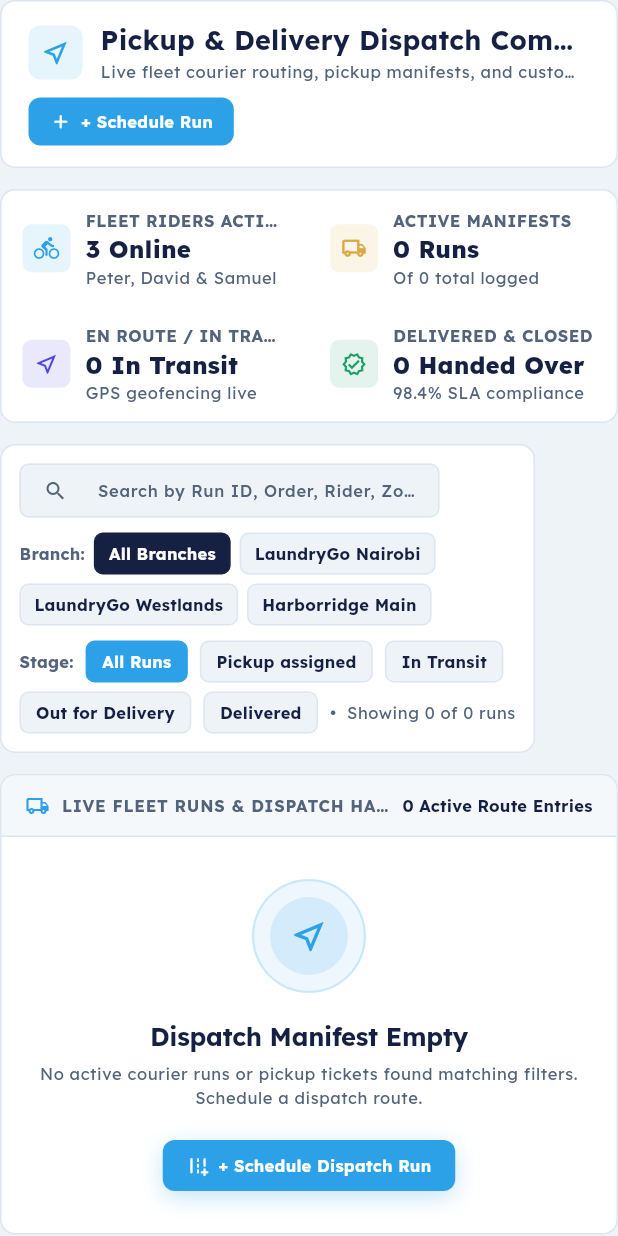
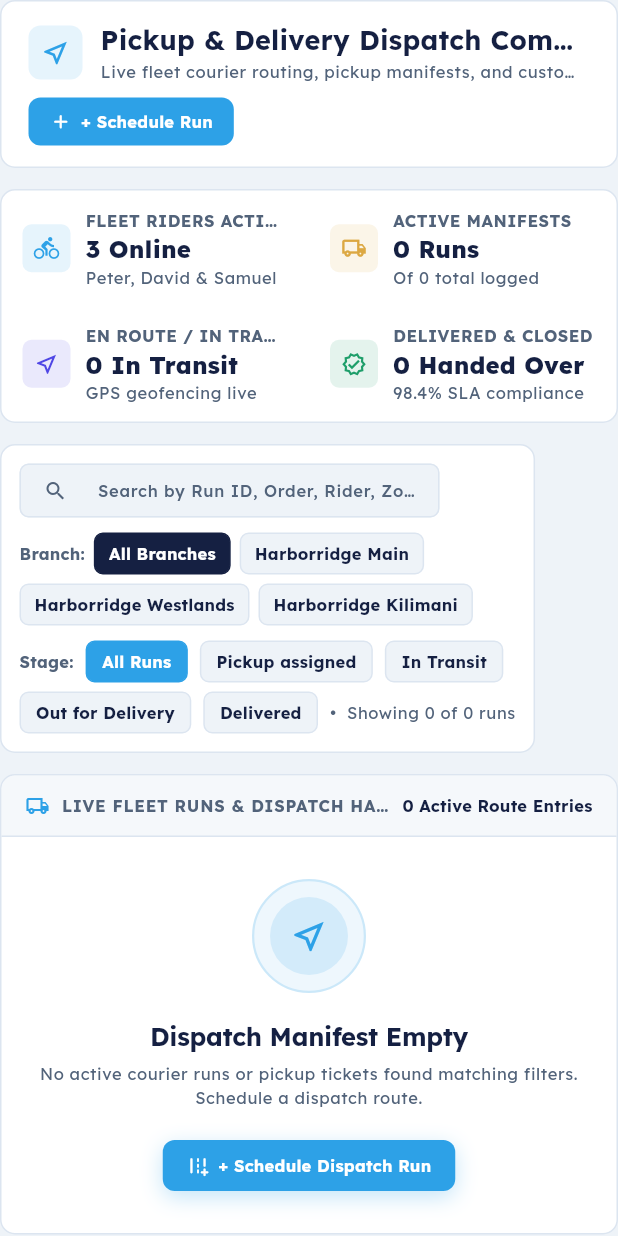
Before and after one commit to mutugileo/Harborridge-Laundry, a Flutter app: the DispatchView widget shown alone on an empty page, opened directly, on a phone screen of 412 x 824 dp. Run offline on Flutter 3.47's test engine with Material 3 defaults, Android fonts, the phone set to English and light mode, and no system bars; our stand-ins replace flutter_riverpod, google_fonts, image_picker, supabase_flutter; accounts and stored records are empty.

Commit message:
fix(rebranding): remove LaundryGo Nairobi and all legacy brand remnants, unify on Harborridge branches

```diff
--- a/lib/features/dispatch/presentation/dispatch_view.dart
+++ b/lib/features/dispatch/presentation/dispatch_view.dart
@@ -75,9 +75,9 @@ class _DispatchViewState extends ConsumerState<DispatchView> {
 
   static const List<String> _branches = [
     'All Branches',
-    'LaundryGo Nairobi',
-    'LaundryGo Westlands',
     'Harborridge Main',
+    'Harborridge Westlands',
+    'Harborridge Kilimani',
   ];
 
   String _selectedStageFilter = 'All Runs';
@@ -86,7 +86,7 @@ class _DispatchViewState extends ConsumerState<DispatchView> {
   String? _feedbackBanner;
   bool _showSchedulePanel = false;
   String _newRunRider = 'Unassigned';
-  String _newRunBranch = 'LaundryGo Nairobi';
+  String _newRunBranch = 'Harborridge Main';
 
   late final TextEditingController _orderIdController;
   late final TextEditingController _customerController;
@@ -758,9 +758,9 @@ class _DispatchViewState extends ConsumerState<DispatchView> {
                     ),
                     items:
                         const [
-                              'LaundryGo Nairobi',
-                              'LaundryGo Westlands',
                               'Harborridge Main',
+                              'Harborridge Westlands',
+                              'Harborridge Kilimani',
                             ]
                             .map(
                               (b) => DropdownMenuItem(value: b, child: Text(b)),
--- a/lib/features/orders/data/orders_repository.dart
+++ b/lib/features/orders/data/orders_repository.dart
@@ -50,7 +50,7 @@ class MockOrdersRepository implements OrdersRepository {
       customerPhone: '+254 712 345 678',
       assignedStaff: 'Clara M.',
       primaryService: 'Wash & Fold',
-      vendorBranch: 'LaundryGo Nairobi',
+      vendorBranch: 'Harborridge Main',
       displayAmount: 'KES 1,500',
       paymentStatusLabel: 'Paid',
       processingStageLabel: 'Washing',
@@ -302,7 +302,7 @@ class MockOrdersRepository implements OrdersRepository {
       customerPhone: '+254 790 619 773',
       assignedStaff: 'Elena K.',
       primaryService: 'Wash & Iron',
-      vendorBranch: 'LaundryGo Nairobi',
+      vendorBranch: 'Harborridge Main',
       displayAmount: 'KES 1,950',
       paymentStatusLabel: 'Paid',
       processingStageLabel: 'Completed',
--- a/lib/features/orders/domain/order_detail.dart
+++ b/lib/features/orders/domain/order_detail.dart
@@ -48,7 +48,7 @@ class OrderDetail {
     this.customerPhone = '+254 712 345 678',
     this.assignedStaff = 'Clara M.',
     this.primaryService = 'Wash & Fold',
-    this.vendorBranch = 'LaundryGo Nairobi',
+    this.vendorBranch = 'Harborridge Main',
     this.displayAmount = 'KES 1,500',
     this.paymentStatusLabel = 'Paid',
     this.processingStageLabel = 'Washing',
--- a/lib/features/orders/presentation/orders_page_view.dart
+++ b/lib/features/orders/presentation/orders_page_view.dart
@@ -360,12 +360,9 @@ class OrdersPageView extends StatelessWidget {
               items: [
                 const DropdownMenuItem(value: null, child: Text('Vendor: All')),
                 for (final v in {
-                  'LaundryGo Nairobi',
                   'Harborridge Main',
-                  'LaundryGo Westlands',
-                  'LaundryGo Kilimani',
+                  'Harborridge Westlands',
                   'Harborridge Kilimani',
-                  'Harborridge Westlands',
                   'Ridge Eco-Cleaners',
                   if (state.vendorFilter != null) state.vendorFilter!,
                 })
--- a/lib/features/reports/presentation/reports_view.dart
+++ b/lib/features/reports/presentation/reports_view.dart
@@ -33,9 +33,8 @@ class _ReportsViewState extends ConsumerState<ReportsView> {
   static const List<String> _branches = [
     'All Branches',
     'Harborridge Main',
-    'LaundryGo Nairobi',
-    'LaundryGo Westlands',
-    'LaundryGo Kilimani',
+    'Harborridge Westlands',
+    'Harborridge Kilimani',
   ];
 
   @override
--- a/lib/features/services/presentation/admin_services_catalog_view.dart
+++ b/lib/features/services/presentation/admin_services_catalog_view.dart
@@ -83,9 +83,8 @@ class _AdminServicesCatalogViewState
   static const List<String> _branches = [
     'Harbor Ridge • Getathuru Road',
     'Harborridge Main',
-    'LaundryGo Nairobi',
-    'LaundryGo Westlands',
-    'LaundryGo Kilimani',
+    'Harborridge Westlands',
+    'Harborridge Kilimani',
   ];
 
   static const List<String> _deliveryMethods = [
--- a/lib/features/settlements/presentation/settlements_view.dart
+++ b/lib/features/settlements/presentation/settlements_view.dart
@@ -113,7 +113,7 @@ class _SettlementsViewState extends ConsumerState<SettlementsView> {
   String? _statusMessage;
   bool _showCreateBatchPanel = false;
 
-  String _newBatchBranch = 'LaundryGo Nairobi';
+  String _newBatchBranch = 'Harborridge Main';
   int _newBatchCommissionRate = 15;
   String _newBatchDisbursal = 'M-Pesa B2B';
 
@@ -124,9 +124,9 @@ class _SettlementsViewState extends ConsumerState<SettlementsView> {
 
   static const List<String> _branchOptions = [
     'All Branches',
-    'LaundryGo Nairobi',
-    'LaundryGo Westlands',
-    'LaundryGo Kilimani',
+    'Harborridge Main',
+    'Harborridge Westlands',
+    'Harborridge Kilimani',
     'Harborridge Central Hub',
   ];
 
@@ -781,9 +781,9 @@ class _SettlementsViewState extends ConsumerState<SettlementsView> {
                 mainAxisSize: MainAxisSize.min,
                 children: [
                   for (final branch in [
-                    'LaundryGo Nairobi',
-                    'LaundryGo Westlands',
-                    'LaundryGo Kilimani',
+                    'Harborridge Main',
+                    'Harborridge Westlands',
+                    'Harborridge Kilimani',
                   ]) ...[
                     InteractivePressScale(
                       onTap: () => setState(() => _newBatchBranch = branch),
--- a/lib/features/staff/presentation/staff_view.dart
+++ b/lib/features/staff/presentation/staff_view.dart
@@ -28,9 +28,8 @@ class _StaffViewState extends ConsumerState<StaffView> {
 
   static const List<String> _branchOptions = [
     'Harborridge Main',
-    'LaundryGo Nairobi',
-    'LaundryGo Westlands',
-    'LaundryGo Kilimani',
+    'Harborridge Westlands',
+    'Harborridge Kilimani',
   ];
 
   late final TextEditingController _nameController;
@@ -39,7 +38,7 @@ class _StaffViewState extends ConsumerState<StaffView> {
   late final TextEditingController _phoneController;
 
   String _selectedRole = 'POS Counter Attendant';
-  String _selectedBranch = 'LaundryGo Nairobi';
+  String _selectedBranch = 'Harborridge Main';
   String _roleFilter = 'All';
   final Set<AppModuleKey> _draftExceptedModules = {
     AppModuleKey.settlements,
--- a/lib/features/vendors/presentation/vendors_view.dart
+++ b/lib/features/vendors/presentation/vendors_view.dart
@@ -676,7 +676,7 @@ class _VendorsViewState extends ConsumerState<VendorsView> {
                   style: const TextStyle(fontSize: 12.0),
                   decoration: InputDecoration(
                     labelText: 'Branch Name',
-                    hintText: 'LaundryGo Karen',
+                    hintText: 'Harborridge Karen',
                     labelStyle: TextStyle(
                       fontSize: 11.0,
                       color: colors.textSecondary,
```
Also changed, not shown: 3 other files.
